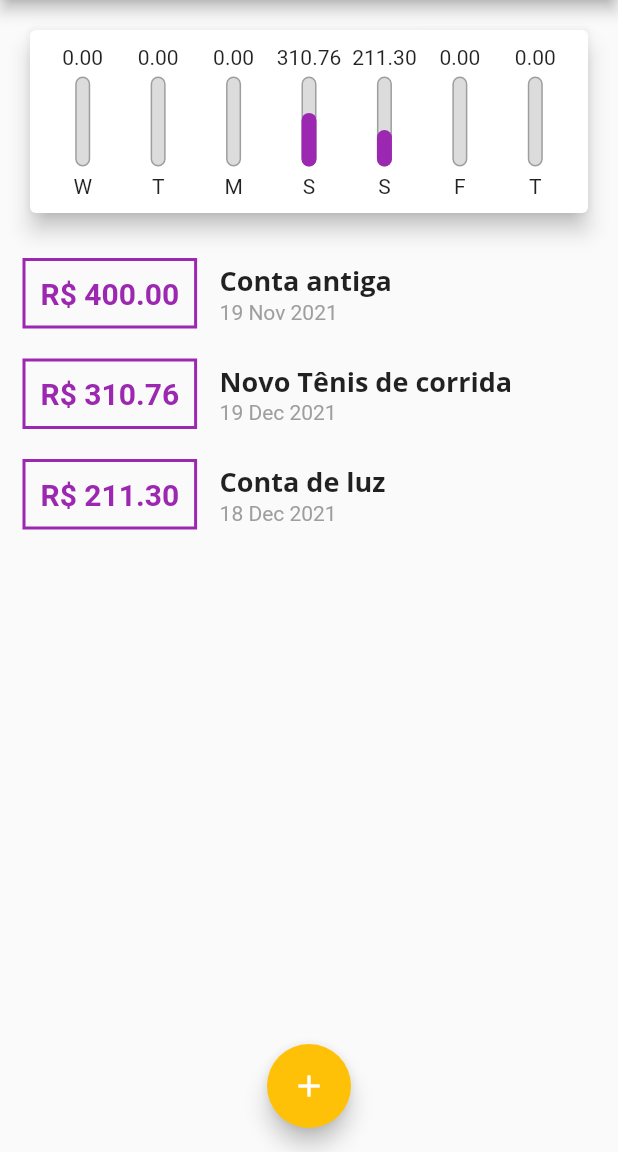
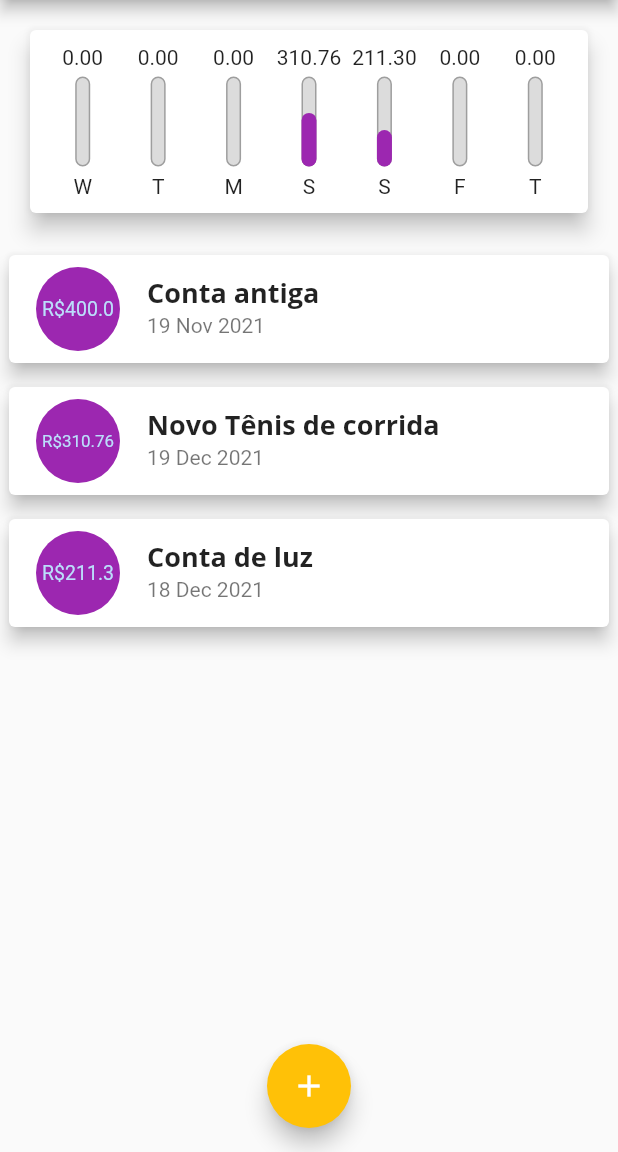
Before and after one commit to uZimbra/Despesas-Pessoais-Flutter, a Flutter app: the screen it shows after launch, on a phone screen of 412 x 824 dp, the part 84-1236 px from its top. Run offline on Flutter 3.47's test engine with Material 2 defaults, Android fonts, the phone set to English and light mode, and no system bars; our stand-ins replace google_fonts.

Commit message:
chore: Usando ListTile

```diff
--- a/lib/components/transaction_list.widget.dart
+++ b/lib/components/transaction_list.widget.dart
@@ -45,45 +45,29 @@ class TransactionList extends StatelessWidget {
               itemBuilder: (ctx, index) {
                 final item = transactions[index];
 
-                return Row(
-                  children: [
-                    Container(
-                      margin: const EdgeInsets.symmetric(
-                        horizontal: 15,
-                        vertical: 10,
-                      ),
-                      decoration: BoxDecoration(
-                        border: Border.all(
-                          color: AppColors.primary,
-                          width: 2,
-                        ),
-                      ),
-                      padding: const EdgeInsets.all(10),
-                      child: Text(
-                        'R\$ ${item.value.toStringAsFixed(2)}',
-                        style: TextStyle(
-                          color: AppColors.primary,
-                          fontWeight: FontWeight.bold,
-                          fontSize: 20,
+                return Card(
+                  elevation: 5,
+                  margin:
+                      const EdgeInsets.symmetric(vertical: 8, horizontal: 6),
+                  child: ListTile(
+                    leading: CircleAvatar(
+                      backgroundColor: AppColors.primary,
+                      radius: 30,
+                      child: Padding(
+                        padding: const EdgeInsets.all(6),
+                        child: FittedBox(
+                          child: Text('R\$${item.value}'),
                         ),
                       ),
                     ),
-                    Column(
-                      crossAxisAlignment: CrossAxisAlignment.start,
-                      children: [
-                        Text(
-                          item.title,
-                          style: AppFonts.title,
-                        ),
-                        Text(
-                          DateFormat('d MMM y').format(item.date),
-                          style: const TextStyle(
-                            color: Colors.grey,
-                          ),
-                        ),
-                      ],
+                    title: Text(
+                      item.title,
+                      style: AppFonts.title,
                     ),
-                  ],
+                    subtitle: Text(
+                      DateFormat('d MMM y').format(item.date),
+                    ),
+                  ),
                 );
               },
             ),
```
